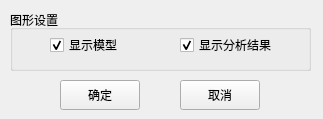
Above: UI/frmPostParam.ui from dave-jdx/m_dgtd before the change. Below: the same form after it.
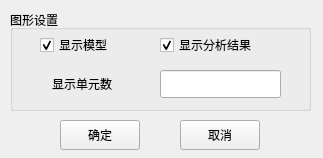
That is the form after the change.

What changed in the file:
```diff
--- a/UI/frmPostParam.ui
+++ b/UI/frmPostParam.ui
@@ -7,7 +7,7 @@
     <x>0</x>
     <y>0</y>
     <width>323</width>
-    <height>119</height>
+    <height>158</height>
    </rect>
   </property>
   <property name="windowTitle">
@@ -18,7 +18,7 @@
     <property name="geometry">
      <rect>
       <x>60</x>
-      <y>80</y>
+      <y>120</y>
       <width>80</width>
       <height>30</height>
      </rect>
@@ -31,7 +31,7 @@
     <property name="geometry">
      <rect>
       <x>180</x>
-      <y>80</y>
+      <y>120</y>
       <width>80</width>
       <height>30</height>
      </rect>
@@ -46,7 +46,7 @@
       <x>10</x>
       <y>10</y>
       <width>301</width>
-      <height>61</height>
+      <height>101</height>
      </rect>
     </property>
     <property name="title">
@@ -55,7 +55,7 @@
     <widget class="QCheckBox" name="chk1">
      <property name="geometry">
       <rect>
-       <x>40</x>
+       <x>30</x>
        <y>20</y>
        <width>91</width>
        <height>30</height>
@@ -71,7 +71,7 @@
     <widget class="QCheckBox" name="chk2">
      <property name="geometry">
       <rect>
-       <x>170</x>
+       <x>150</x>
        <y>20</y>
        <width>121</width>
        <height>30</height>
@@ -85,6 +85,32 @@
      </property>
     </widget>
    </widget>
+   <widget class="QLabel" name="label">
+    <property name="geometry">
+     <rect>
+      <x>52</x>
+      <y>70</y>
+      <width>91</width>
+      <height>28</height>
+     </rect>
+    </property>
+    <property name="text">
+     <string>显示单元数</string>
+    </property>
+   </widget>
+   <widget class="QLineEdit" name="txtMaxNum">
+    <property name="geometry">
+     <rect>
+      <x>160</x>
+      <y>70</y>
+      <width>121</width>
+      <height>28</height>
+     </rect>
+    </property>
+    <property name="text">
+     <string/>
+    </property>
+   </widget>
   </widget>
  </widget>
  <tabstops>
```
